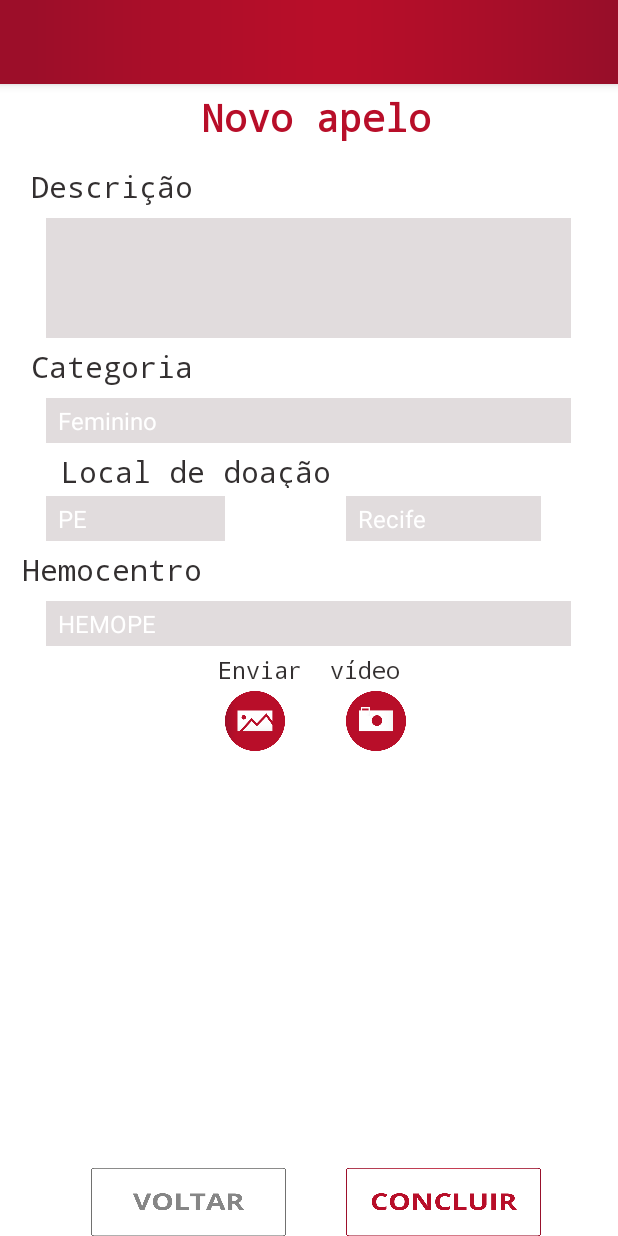
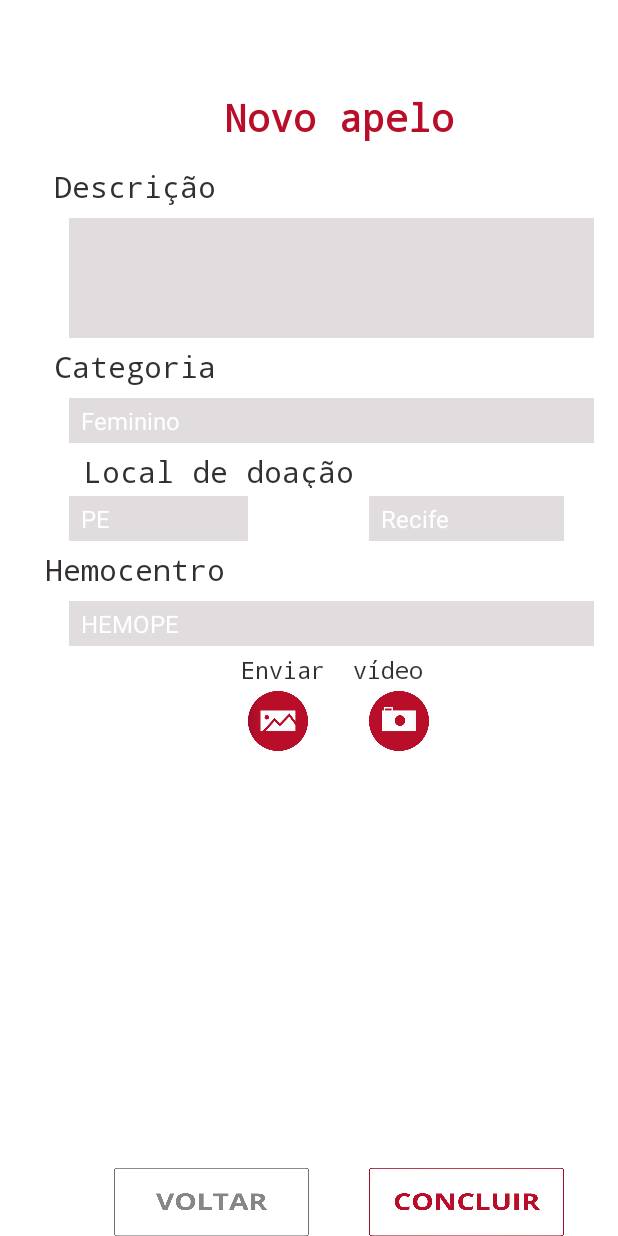
Before and after one commit to IsaacDouglas/linben, an Android app: the ApeloActivity screen opened directly, with no data from a screen before it, on a phone screen of 412 x 824 dp. Run offline under Robolectric (Android 15) with nearby library versions, the phone set to English and light mode, and no system bars.

Commit message:
Modificando Apelo

```diff
--- a/app/src/main/res/layout/activity_apelo.xml
+++ b/app/src/main/res/layout/activity_apelo.xml
@@ -5,10 +5,7 @@
     android:gravity="center_horizontal"
     android:orientation="vertical"
     android:background="@color/color">
-    <include
-        layout="@layout/app_bar_menu"
-        android:layout_width="match_parent"
-        android:layout_height="match_parent" />
+
 
     <TextView
         android:layout_width="300dp"
```
